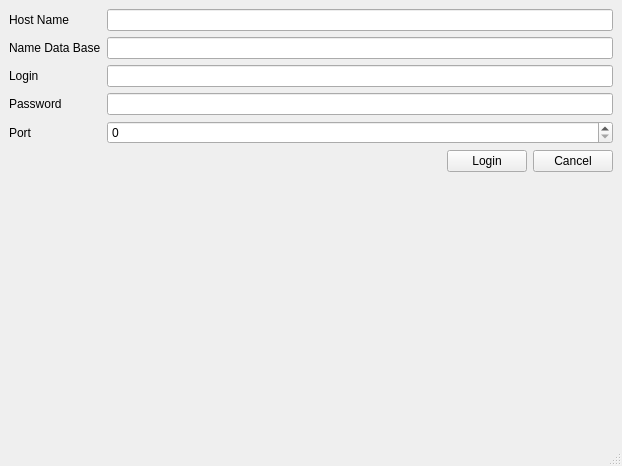
This is Qt_Widgets/mainwindow.ui in F3lixxx/QT as Qt 5 draws it before an edit. The edited form follows.
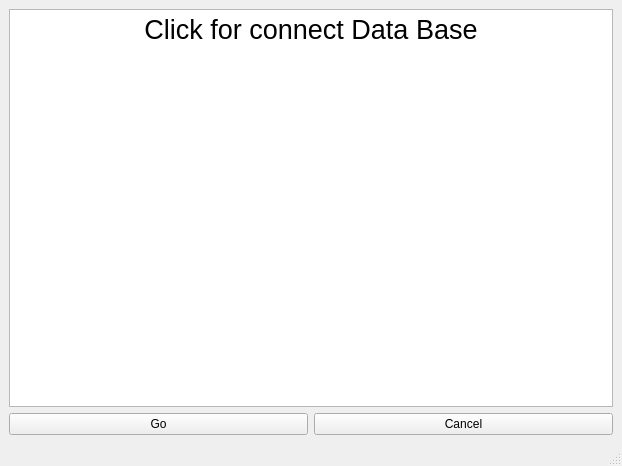
This is the edited form.

What changed in the file:
```diff
--- a/Qt_Widgets/mainwindow.ui
+++ b/Qt_Widgets/mainwindow.ui
@@ -17,99 +17,30 @@
    <string notr="true"/>
   </property>
   <widget class="QWidget" name="centralwidget">
-   <layout class="QFormLayout" name="formLayout">
-    <property name="fieldGrowthPolicy">
-     <enum>QFormLayout::AllNonFixedFieldsGrow</enum>
-    </property>
-    <property name="rowWrapPolicy">
-     <enum>QFormLayout::DontWrapRows</enum>
-    </property>
-    <property name="labelAlignment">
-     <set>Qt::AlignLeading|Qt::AlignLeft|Qt::AlignVCenter</set>
-    </property>
-    <property name="formAlignment">
-     <set>Qt::AlignLeading|Qt::AlignLeft|Qt::AlignTop</set>
-    </property>
-    <property name="leftMargin">
-     <number>9</number>
-    </property>
+   <layout class="QGridLayout" name="gridLayout">
     <item row="0" column="0">
-     <widget class="QLabel" name="lb_hostName">
-      <property name="text">
-       <string>Host Name</string>
+     <widget class="QTextEdit" name="textEdit">
+      <property name="readOnly">
+       <bool>true</bool>
+      </property>
+      <property name="html">
+       <string>&lt;!DOCTYPE HTML PUBLIC &quot;-//W3C//DTD HTML 4.0//EN&quot; &quot;http://www.w3.org/TR/REC-html40/strict.dtd&quot;&gt;
+&lt;html&gt;&lt;head&gt;&lt;meta name=&quot;qrichtext&quot; content=&quot;1&quot; /&gt;&lt;meta charset=&quot;utf-8&quot; /&gt;&lt;style type=&quot;text/css&quot;&gt;
+p, li { white-space: pre-wrap; }
+hr { height: 1px; border-width: 0; }
+li.unchecked::marker { content: &quot;\2610&quot;; }
+li.checked::marker { content: &quot;\2612&quot;; }
+&lt;/style&gt;&lt;/head&gt;&lt;body style=&quot; font-family:'Segoe UI'; font-size:9pt; font-weight:400; font-style:normal;&quot;&gt;
+&lt;p align=&quot;center&quot; style=&quot; margin-top:0px; margin-bottom:0px; margin-left:0px; margin-right:0px; -qt-block-indent:0; text-indent:0px;&quot;&gt;&lt;span style=&quot; font-size:20pt;&quot;&gt;Click for connect Data Base&lt;/span&gt;&lt;/p&gt;&lt;/body&gt;&lt;/html&gt;</string>
       </property>
      </widget>
     </item>
-    <item row="0" column="1">
-     <widget class="QLineEdit" name="le_hostName"/>
-    </item>
     <item row="1" column="0">
-     <widget class="QLabel" name="lb_nameDB">
-      <property name="text">
-       <string>Name Data Base</string>
-      </property>
-     </widget>
-    </item>
-    <item row="1" column="1">
-     <widget class="QLineEdit" name="le_nameDB"/>
-    </item>
-    <item row="2" column="0">
-     <widget class="QLabel" name="lb_login">
-      <property name="text">
-       <string>Login</string>
-      </property>
-     </widget>
-    </item>
-    <item row="2" column="1">
-     <widget class="QLineEdit" name="le_login"/>
-    </item>
-    <item row="3" column="0">
-     <widget class="QLabel" name="lb_password">
-      <property name="text">
-       <string>Password</string>
-      </property>
-     </widget>
-    </item>
-    <item row="3" column="1">
-     <widget class="QLineEdit" name="le_password">
-      <property name="echoMode">
-       <enum>QLineEdit::Password</enum>
-      </property>
-     </widget>
-    </item>
-    <item row="4" column="0">
-     <widget class="QLabel" name="lb_port_uint">
-      <property name="text">
-       <string>Port</string>
-      </property>
-     </widget>
-    </item>
-    <item row="4" column="1">
-     <widget class="QSpinBox" name="sp_host">
-      <property name="maximum">
-       <number>99</number>
-      </property>
-     </widget>
-    </item>
-    <item row="5" column="1">
-     <layout class="QHBoxLayout" name="horizontalLayout_2">
+     <layout class="QHBoxLayout" name="horizontalLayout">
       <item>
-       <spacer name="horizontalSpacer">
-        <property name="orientation">
-         <enum>Qt::Horizontal</enum>
-        </property>
-        <property name="sizeHint" stdset="0">
-         <size>
-          <width>40</width>
-          <height>20</height>
-         </size>
-        </property>
-       </spacer>
-      </item>
-      <item>
-       <widget class="QPushButton" name="pb_login">
+       <widget class="QPushButton" name="pb_go">
         <property name="text">
-         <string>Login</string>
+         <string>Go</string>
         </property>
        </widget>
       </item>
```
